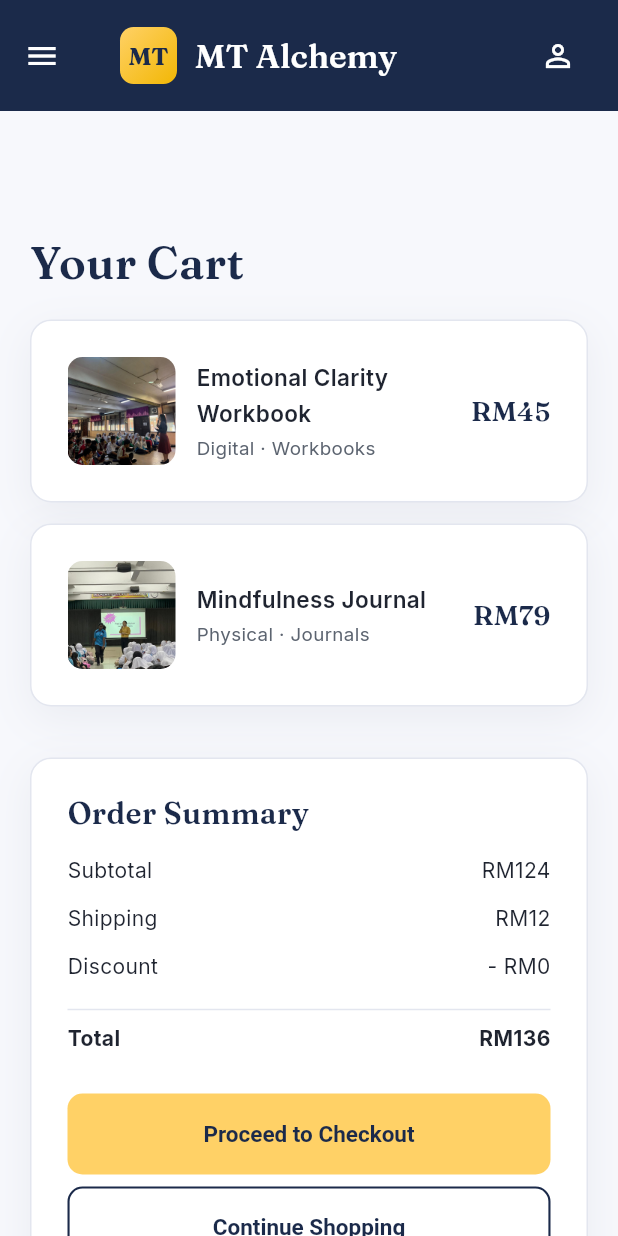
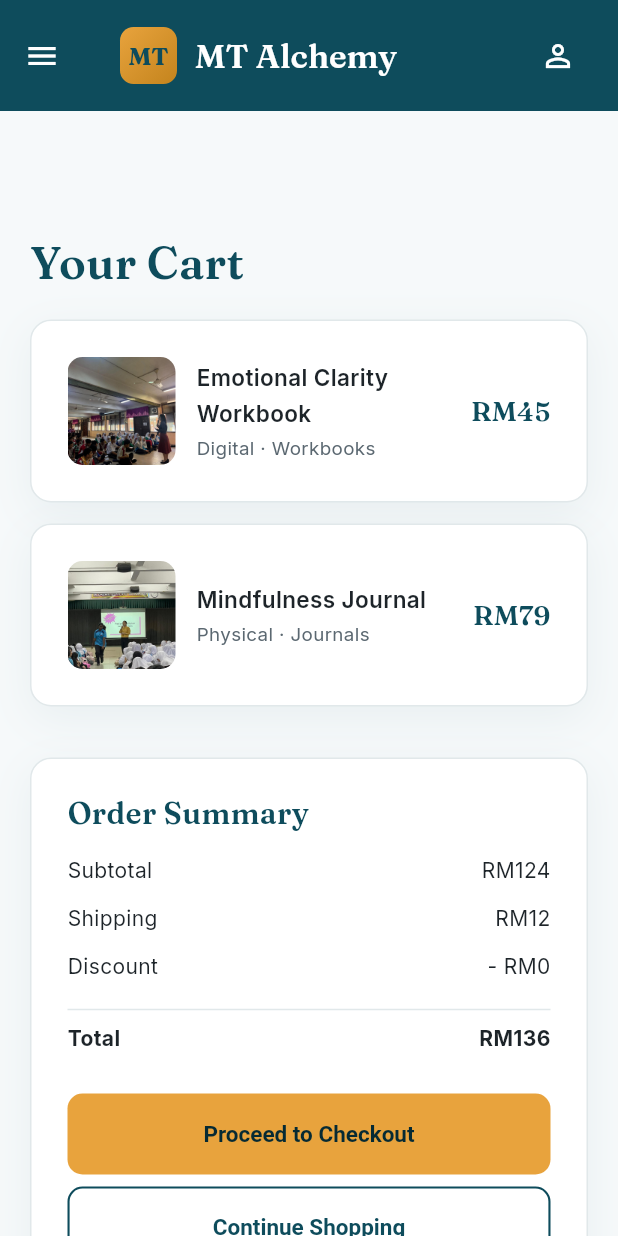
Before and after one commit to Navadeep1172/mt-alchemy-website, a Flutter app: the screen it shows after launch, scrolled down 576 dp, after a tap on "Cart", on a phone screen of 412 x 824 dp. Run offline on Flutter 3.47's test engine with Material 3 defaults, Android fonts, the phone set to English and light mode, and no system bars; our stand-ins replace google_fonts.

Commit message:
Rebrand UI to deep teal + amber, add branded web splash and PWA metadata

```diff
--- a/lib/pages/home.dart
+++ b/lib/pages/home.dart
@@ -38,14 +38,14 @@
       // ---- Capability ticker ----
       Container(
         width: double.infinity,
-        color: Brand.deepBlueDark,
+        color: Brand.tealDark,
         child: Marquee(
           gap: 28,
           separator: Container(
             width: 4,
             height: 4,
             decoration: const BoxDecoration(
-              color: Color(0x66FFD166),
+              color: Color(0x66E8A33D),
               shape: BoxShape.circle,
             ),
           ),
@@ -95,7 +95,7 @@
 
       // ---- Upskilling ----
       Section(
-        color: Brand.lavender,
+        color: Brand.aquaTint,
         child: Column(crossAxisAlignment: CrossAxisAlignment.start, children: [
           Row(
             crossAxisAlignment: CrossAxisAlignment.end,
@@ -123,7 +123,7 @@
           final content = Column(
             crossAxisAlignment: CrossAxisAlignment.start,
             children: [
-              const Eyebrow('Corporate solutions', color: Brand.purple),
+              const Eyebrow('Corporate solutions', color: Brand.aqua),
               const SizedBox(height: 14),
               Text('Develop your people. Strengthen your organization.',
                   style: heading(30)),
@@ -178,12 +178,12 @@
       // ---- Impact + testimonials ----
       Section(
         gradient: const LinearGradient(
-          colors: [Brand.deepBlue, Brand.purple],
+          colors: [Brand.teal, Brand.aqua],
           begin: Alignment.topLeft,
           end: Alignment.bottomRight,
         ),
         child: Column(children: [
-          const Eyebrow('Our impact'),
+          const Eyebrow('Our impact', color: Brand.amber),
           const SizedBox(height: 16),
           AnimatedCount('1,100+', style: heading(64, color: Colors.white)),
           Text('participants impacted across corporate, education, youth, NGO and community work.',
@@ -195,7 +195,7 @@
             children: [
               for (final t in testimonials)
                 HoverLift(
-                  glow: Brand.softYellow,
+                  glow: Brand.amber,
                   cursorClick: false,
                   child: Panel(
                     color: Colors.white.withValues(alpha: 0.08),
@@ -203,13 +203,13 @@
                     child: Column(
                       crossAxisAlignment: CrossAxisAlignment.start,
                       children: [
-                        const Icon(Icons.format_quote, color: Brand.softYellow),
+                        const Icon(Icons.format_quote, color: Brand.amber),
                         const SizedBox(height: 12),
                         Text('“${t.$1}”',
                             style: body(15, color: Colors.white, height: 1.6)),
                         const SizedBox(height: 14),
                         Text('— ${t.$2}',
-                            style: body(13, color: Brand.softYellow)),
+                            style: body(13, color: Brand.amber)),
                       ],
                     ),
                   ),
--- a/lib/theme.dart
+++ b/lib/theme.dart
@@ -1,27 +1,43 @@
 import 'package:flutter/material.dart';
 import 'package:google_fonts/google_fonts.dart';
 
-/// MT Alchemy brand palette.
-/// Visual direction required by the brief: Deep Blue, Soft Yellow and Purple.
+/// MT Alchemy brand palette: deep teal with a warm amber accent.
+/// Teal carries authority and calm (the consultancy voice); amber marks the
+/// moments that need action; luminous aqua is reserved for progress and
+/// secondary detail so the palette never feels busy.
 class Brand {
-  static const deepBlue = Color(0xFF1B2A4A);
-  static const deepBlueDark = Color(0xFF101B31);
-  static const deepBlueLight = Color(0xFF2E4470);
-  static const softYellow = Color(0xFFFFD166);
-  static const softYellowDeep = Color(0xFFF2B705);
-  static const purple = Color(0xFF6C4AB6);
-  static const purpleLight = Color(0xFF9B7EDE);
-  static const lavender = Color(0xFFF4F1FB);
-  static const mist = Color(0xFFF7F8FC);
-  static const ink = Color(0xFF1F2430);
-  static const grey = Color(0xFF5C6470);
-  static const line = Color(0xFFE3E6EF);
+  /// Deepest teal - footers, app bar, app-level ink.
+  static const tealDark = Color(0xFF062A33);
+
+  /// Primary brand colour - headings, primary surfaces.
+  static const teal = Color(0xFF0E4C5C);
+
+  /// Lighter teal for gradients and supporting surfaces.
+  static const tealLight = Color(0xFF1E7585);
+
+  /// Accent amber - calls to action and the alchemy spark.
+  static const amber = Color(0xFFE8A33D);
+
+  /// Deeper amber for hover states.
+  static const amberDeep = Color(0xFFC4841D);
+
+  /// Secondary accent - luminous aqua for progress and detail.
+  static const aqua = Color(0xFF3C9AAB);
+  static const aquaLight = Color(0xFF7FC7D1);
+
+  /// Pale aqua wash for tinted panels.
+  static const aquaTint = Color(0xFFEAF4F6);
+
+  static const mist = Color(0xFFF6F9FA);
+  static const ink = Color(0xFF1D2429);
+  static const grey = Color(0xFF5B6871);
+  static const line = Color(0xFFE1E8EA);
   static const success = Color(0xFF2E9E6B);
 }
 
 /// Headings use a warm serif so the platform feels human-centred, not corporate-cold.
 TextStyle heading(double size,
-        {Color color = Brand.deepBlue,
+        {Color color = Brand.teal,
         FontWeight weight = FontWeight.w600,
         double height = 1.15}) =>
     GoogleFonts.fraunces(
@@ -37,10 +53,10 @@
 
 ThemeData buildTheme() {
   final scheme = ColorScheme.fromSeed(
-    seedColor: Brand.deepBlue,
-    primary: Brand.deepBlue,
-    secondary: Brand.softYellow,
-    tertiary: Brand.purple,
+    seedColor: Brand.teal,
+    primary: Brand.teal,
+    secondary: Brand.amber,
+    tertiary: Brand.aqua,
     surface: Colors.white,
   );
 
@@ -52,9 +68,9 @@
 
   return base.copyWith(
     textTheme: GoogleFonts.interTextTheme(base.textTheme)
-        .apply(bodyColor: Brand.ink, displayColor: Brand.deepBlue),
+        .apply(bodyColor: Brand.ink, displayColor: Brand.teal),
     appBarTheme: const AppBarTheme(
-      backgroundColor: Brand.deepBlue,
+      backgroundColor: Brand.teal,
       foregroundColor: Colors.white,
       elevation: 0,
       centerTitle: false,
@@ -67,12 +83,12 @@
         backgroundColor: WidgetStateProperty.resolveWith((states) {
           if (states.contains(WidgetState.hovered) ||
               states.contains(WidgetState.focused)) {
-            return Brand.softYellowDeep;
+            return Brand.amberDeep;
           }
-          if (states.contains(WidgetState.pressed)) return Brand.softYellow;
-          return Brand.softYellow;
+          if (states.contains(WidgetState.pressed)) return Brand.amber;
+          return Brand.amber;
         }),
-        foregroundColor: const WidgetStatePropertyAll(Brand.deepBlue),
+        foregroundColor: const WidgetStatePropertyAll(Brand.tealDark),
         padding: const WidgetStatePropertyAll(
             EdgeInsets.symmetric(horizontal: 24, vertical: 18)),
         shape: WidgetStatePropertyAll(
@@ -81,7 +97,7 @@
             TextStyle(fontWeight: FontWeight.w700, fontSize: 15)),
         elevation: WidgetStateProperty.resolveWith((states) =>
             states.contains(WidgetState.hovered) ? 2 : 0),
-        shadowColor: const WidgetStatePropertyAll(Color(0x33101B31)),
+        shadowColor: const WidgetStatePropertyAll(Color(0x33062A33)),
       ),
     ),
     outlinedButtonTheme: OutlinedButtonThemeData(
@@ -89,16 +105,16 @@
         animationDuration: const Duration(milliseconds: 200),
         foregroundColor: WidgetStateProperty.resolveWith((states) =>
             states.contains(WidgetState.hovered)
-                ? Brand.purple
-                : Brand.deepBlue),
+                ? Brand.aqua
+                : Brand.teal),
         backgroundColor: WidgetStateProperty.resolveWith((states) =>
             states.contains(WidgetState.hovered)
-                ? Brand.lavender
+                ? Brand.aquaTint
                 : Colors.transparent),
         side: WidgetStateProperty.resolveWith((states) => BorderSide(
             color: states.contains(WidgetState.hovered)
-                ? Brand.purple
-                : Brand.deepBlue,
+                ? Brand.aqua
+                : Brand.teal,
             width: states.contains(WidgetState.hovered) ? 1.8 : 1.4)),
         padding: const WidgetStatePropertyAll(
             EdgeInsets.symmetric(horizontal: 24, vertical: 18)),
@@ -113,14 +129,14 @@
         animationDuration: const Duration(milliseconds: 180),
         foregroundColor: WidgetStateProperty.resolveWith((states) =>
             states.contains(WidgetState.hovered)
-                ? Brand.purple
-                : Brand.deepBlue),
+                ? Brand.aqua
+                : Brand.teal),
         textStyle: const WidgetStatePropertyAll(
             TextStyle(fontWeight: FontWeight.w600, fontSize: 14.5)),
       ),
     ),
     floatingActionButtonTheme: const FloatingActionButtonThemeData(
-      backgroundColor: Brand.purple,
+      backgroundColor: Brand.teal,
       foregroundColor: Colors.white,
       elevation: 3,
       focusElevation: 5,
@@ -139,7 +155,7 @@
           borderSide: const BorderSide(color: Brand.line)),
       focusedBorder: OutlineInputBorder(
           borderRadius: BorderRadius.circular(12),
-          borderSide: const BorderSide(color: Brand.purple, width: 1.8)),
+          borderSide: const BorderSide(color: Brand.aqua, width: 1.8)),
       labelStyle: const TextStyle(color: Brand.grey),
     ),
     cardTheme: CardThemeData(
@@ -152,7 +168,7 @@
     ),
     chipTheme: base.chipTheme.copyWith(
       labelStyle: const TextStyle(
-          color: Brand.deepBlue, fontWeight: FontWeight.w600),
+          color: Brand.teal, fontWeight: FontWeight.w600),
     ),
   );
 }
--- a/lib/widgets.dart
+++ b/lib/widgets.dart
@@ -57,7 +57,7 @@
           ? null
           : FloatingActionButton.extended(
               onPressed: () => go(context, '/cart'),
-              backgroundColor: Brand.purple,
+              backgroundColor: Brand.teal,
               foregroundColor: Colors.white,
               icon: const Icon(Icons.shopping_cart_outlined),
               label: const Text('Cart'),
@@ -121,7 +121,7 @@
               padding: const EdgeInsets.all(24),
               decoration: const BoxDecoration(
                 gradient: LinearGradient(
-                  colors: [Brand.deepBlue, Brand.deepBlueLight],
+                  colors: [Brand.teal, Brand.tealLight],
                   begin: Alignment.topLeft,
                   end: Alignment.bottomRight,
                 ),
@@ -132,7 +132,7 @@
                   crossAxisAlignment: CrossAxisAlignment.start,
                   children: [
                     Text('MT Alchemy',
-                        style: heading(24, color: Brand.softYellow)),
+                        style: heading(24, color: Brand.amber)),
                     const SizedBox(height: 4),
                     Text('People development consultancy',
                         style: body(13, color: Colors.white70)),
@@ -147,7 +147,7 @@
                 child: ListTile(
                   leading: Icon(allRoutes[i].icon,
                       color: route == allRoutes[i].path
-                          ? Brand.purple
+                          ? Brand.aqua
                           : Brand.grey),
                   title: Text(allRoutes[i].label,
                       style: TextStyle(
@@ -155,7 +155,7 @@
                               ? FontWeight.w700
                               : FontWeight.w500)),
                   selected: route == allRoutes[i].path,
-                  selectedTileColor: Brand.lavender,
+                  selectedTileColor: Brand.aquaTint,
                   onTap: () {
                     Navigator.pop(context); // close drawer
                     go(context, allRoutes[i].path);
@@ -165,7 +165,7 @@
             const Divider(),
             ListTile(
               leading:
-                  const Icon(Icons.shopping_cart_outlined, color: Brand.purple),
+                  const Icon(Icons.shopping_cart_outlined, color: Brand.aqua),
               title: const Text('Cart'),
               onTap: () {
                 Navigator.pop(context);
@@ -189,7 +189,7 @@
       height: 38,
       decoration: BoxDecoration(
         gradient: const LinearGradient(
-          colors: [Brand.softYellow, Brand.softYellowDeep],
+          colors: [Brand.amber, Brand.amberDeep],
           begin: Alignment.topLeft,
           end: Alignment.bottomRight,
         ),
@@ -197,7 +197,7 @@
       ),
       alignment: Alignment.center,
       child:
-          Text('MT', style: heading(16, color: Brand.deepBlue, weight: FontWeight.w700)),
+          Text('MT', style: heading(16, color: Brand.teal, weight: FontWeight.w700)),
     );
   }
 }
@@ -225,14 +225,14 @@
       child: TextButton(
         onPressed: widget.onTap,
         style: TextButton.styleFrom(
-          foregroundColor: on ? Brand.softYellow : Colors.white,
+          foregroundColor: on ? Brand.amber : Colors.white,
           padding: const EdgeInsets.symmetric(horizontal: 12, vertical: 20),
         ),
         child: Column(mainAxisSize: MainAxisSize.min, children: [
           Text(
             widget.item.label,
             style: TextStyle(
-              color: on ? Brand.softYellow : Colors.white,
+              color: on ? Brand.amber : Colors.white,
               fontWeight: on ? FontWeight.w700 : FontWeight.w500,
               fontSize: 14.5,
             ),
@@ -244,7 +244,7 @@
             height: 2,
             width: on ? 20 : 0,
             decoration: BoxDecoration(
-              color: Brand.softYellow,
+              color: Brand.amber,
               borderRadius: BorderRadius.circular(2),
             ),
           ),
@@ -265,7 +265,7 @@
           alignment: Alignment.centerLeft,
           child: FractionallySizedBox(
             widthFactor: value.clamp(0.0, 1.0),
-            child: Container(color: Brand.softYellow),
+            child: Container(color: Brand.amber),
           ),
         ),
       );
@@ -361,7 +361,7 @@
         border: Border.all(color: borderColor ?? Brand.line),
         boxShadow: const [
           BoxShadow(
-              color: Color(0x0F1B2A4A), blurRadius: 24, offset: Offset(0, 8)),
+              color: Color(0x0F0E4C5C), blurRadius: 24, offset: Offset(0, 8)),
         ],
       ),
       padding: padding,
@@ -386,7 +386,7 @@
 class Eyebrow extends StatelessWidget {
   final String text;
   final Color color;
-  const Eyebrow(this.text, {super.key, this.color = Brand.softYellowDeep});
+  const Eyebrow(this.text, {super.key, this.color = Brand.teal});
   @override
   Widget build(BuildContext context) => Text(
         text.toUpperCase(),
@@ -425,7 +425,7 @@
       children: [
         Reveal(
           duration: const Duration(milliseconds: 520),
-          child: Eyebrow(eyebrow, color: Brand.softYellow),
+          child: Eyebrow(eyebrow, color: Brand.amber),
         ),
         const SizedBox(height: 18),
         Reveal(
@@ -454,13 +454,13 @@
       vertical: 72,
       reveal: false,
       gradient: const LinearGradient(
-        colors: [Brand.deepBlueDark, Brand.deepBlue],
+        colors: [Brand.tealDark, Brand.teal],
         begin: Alignment.topLeft,
         end: Alignment.bottomRight,
       ),
       backdrop: const AnimatedBackdrop(
         intensity: 0.55,
-        colors: [Brand.purpleLight, Brand.softYellow],
+        colors: [Brand.aquaLight, Brand.amber],
       ),
       child: wide && image != null
           ? Row(
@@ -498,7 +498,7 @@
           image: DecorationImage(image: AssetImage(image), fit: BoxFit.cover),
           boxShadow: const [
             BoxShadow(
-                color: Color(0x40101B31), blurRadius: 34, offset: Offset(0, 16)),
+                color: Color(0x40062A33), blurRadius: 34, offset: Offset(0, 16)),
           ],
         ),
       );
@@ -513,7 +513,7 @@
   const ServiceCard(this.item, {super.key, this.showCta = false});
   @override
   Widget build(BuildContext context) => HoverLift(
-        glow: Brand.purple,
+        glow: Brand.aqua,
         child: Panel(
           child: Column(
             crossAxisAlignment: CrossAxisAlignment.start,
@@ -523,7 +523,7 @@
                 height: 48,
                 decoration: BoxDecoration(
                   gradient: const LinearGradient(
-                    colors: [Brand.purple, Brand.purpleLight],
+                    colors: [Brand.teal, Brand.tealLight],
                     begin: Alignment.topLeft,
                     end: Alignment.bottomRight,
                   ),
@@ -545,7 +545,7 @@
                 ),
                 child: Text('For: ${item.whoFor}',
                     style: body(12,
-                        color: Brand.deepBlue, weight: FontWeight.w600)),
+                        color: Brand.teal, weight: FontWeight.w600)),
               ),
               if (showCta) ...[
                 const SizedBox(height: 16),
@@ -566,7 +566,7 @@
   const CourseCard(this.course, {super.key});
   @override
   Widget build(BuildContext context) => HoverLift(
-        glow: Brand.purple,
+        glow: Brand.aqua,
         child: Panel(
           onTap: () =>
               Navigator.pushNamed(context, '/course', arguments: course),
@@ -589,7 +589,7 @@
                   children: [
                     Text(course.category,
                         style: body(12,
-                            color: Brand.purple, weight: FontWeight.w700)),
+                            color: Brand.aqua, weight: FontWeight.w700)),
                     const SizedBox(height: 6),
                     Text(course.title, style: heading(18), maxLines: 2,
                         overflow: TextOverflow.ellipsis),
@@ -615,10 +615,10 @@
                       mainAxisAlignment: MainAxisAlignment.spaceBetween,
                       children: [
                         Text('RM${course.price.toStringAsFixed(0)}',
-                            style: heading(18, color: Brand.deepBlue)),
+                            style: heading(18, color: Brand.teal)),
                         Row(children: [
                           const Icon(Icons.star,
-                              size: 16, color: Brand.softYellowDeep),
+                              size: 16, color: Brand.amberDeep),
                           const SizedBox(width: 4),
                           Text(course.rating.toStringAsFixed(1), style: body(13)),
                         ]),
@@ -638,7 +638,7 @@
   const ProductCard(this.product, {super.key});
   @override
   Widget build(BuildContext context) => HoverLift(
-        glow: Brand.deepBlueLight,
+        glow: Brand.tealLight,
         child: Panel(
           onTap: () =>
               Navigator.pushNamed(context, '/product', arguments: product),
@@ -663,13 +663,16 @@
                         const EdgeInsets.symmetric(horizontal: 9, vertical: 5),
                     decoration: BoxDecoration(
                       color: product.type == 'Digital'
-                          ? Brand.purple
-                          : Brand.deepBlue,
+                          ? Brand.aqua
+                          : Brand.teal,
                       borderRadius: BorderRadius.circular(6),
                     ),
                     child: Text(product.type,
                         style: body(11,
-                            color: Colors.white, weight: FontWeight.w700)),
+                            color: product.type == 'Digital'
+                                ? Brand.tealDark
+                                : Colors.white,
+                            weight: FontWeight.w700)),
                   ),
                 ),
               ]),
@@ -690,7 +693,7 @@
                         maxLines: 2, overflow: TextOverflow.ellipsis),
                     const SizedBox(height: 14),
                     Text('RM${product.price.toStringAsFixed(0)}',
-                        style: heading(18, color: Brand.deepBlue)),
+                        style: heading(18, color: Brand.teal)),
                   ],
                 ),
               ),
@@ -705,7 +708,7 @@
   const StoryCard(this.story, {super.key});
   @override
   Widget build(BuildContext context) => HoverLift(
-        glow: Brand.softYellowDeep,
+        glow: Brand.amberDeep,
         child: Panel(
           padding: EdgeInsets.zero,
           child: Column(
@@ -729,11 +732,11 @@
                         padding: const EdgeInsets.symmetric(
                             horizontal: 9, vertical: 4),
                         decoration: BoxDecoration(
-                            color: Brand.softYellow,
+                            color: Brand.amber,
                             borderRadius: BorderRadius.circular(6)),
                         child: Text(story.clientType,
                             style: body(11,
-                                color: Brand.deepBlue,
+                                color: Brand.tealDark,
                                 weight: FontWeight.w700)),
                       ),
                       const SizedBox(width: 8),
@@ -839,13 +842,13 @@
   Widget build(BuildContext context) => Section(
         reveal: false,
         gradient: const LinearGradient(
-          colors: [Brand.deepBlueDark, Brand.deepBlue],
+          colors: [Brand.tealDark, Brand.teal],
           begin: Alignment.centerLeft,
           end: Alignment.centerRight,
         ),
         backdrop: const AnimatedBackdrop(
           intensity: 0.55,
-          colors: [Brand.purpleLight, Brand.softYellow],
+          colors: [Brand.aquaLight, Brand.amber],
         ),
         child: Column(children: [
           Reveal(
@@ -871,13 +874,13 @@
   const StatTile(this.value, this.label, {super.key});
   @override
   Widget build(BuildContext context) => HoverLift(
-        glow: Brand.softYellow,
+        glow: Brand.amber,
         cursorClick: false,
         child: Panel(
           color: Colors.white.withValues(alpha: 0.06),
           borderColor: Colors.white24,
           child: Column(children: [
-            AnimatedCount(value, style: heading(34, color: Brand.softYellow)),
+            AnimatedCount(value, style: heading(34, color: Brand.amber)),
             const SizedBox(height: 6),
             Text(label,
                 textAlign: TextAlign.center,
@@ -932,9 +935,9 @@
               height: 2,
               decoration: const BoxDecoration(
                 gradient: LinearGradient(colors: [
-                  Brand.purple,
-                  Brand.softYellowDeep,
-                  Brand.purpleLight,
+                  Brand.aqua,
+                  Brand.amberDeep,
+                  Brand.aquaLight,
                 ]),
               ),
             ),
@@ -959,7 +962,7 @@
   const _JourneyStep({required this.index, required this.step});
   @override
   Widget build(BuildContext context) => HoverLift(
-        glow: Brand.purple,
+        glow: Brand.aqua,
         cursorClick: false,
         child: Panel(
           child: Column(crossAxisAlignment: CrossAxisAlignment.start, children: [
@@ -969,7 +972,7 @@
                 height: 44,
                 decoration: const BoxDecoration(
                   gradient: LinearGradient(
-                      colors: [Brand.purple, Brand.purpleLight],
+                      colors: [Brand.teal, Brand.tealLight],
                       begin: Alignment.topLeft,
                       end: Alignment.bottomRight),
                   shape: BoxShape.circle,
@@ -979,7 +982,7 @@
               ),
               const SizedBox(width: 12),
               Text('0$index',
-                  style: heading(26, color: Brand.softYellowDeep)),
+                  style: heading(26, color: Brand.amberDeep)),
             ]),
             const SizedBox(height: 14),
             Text(step.$1, style: heading(18)),
@@ -995,11 +998,11 @@
   @override
   Widget build(BuildContext context) => Container(
         width: double.infinity,
-        color: Brand.deepBlueDark,
+        color: Brand.tealDark,
         child: Column(children: [
           Container(
             height: 2,
-            color: Brand.purple,
+            color: Brand.aqua,
           ),
           Padding(
             padding: const EdgeInsets.symmetric(vertical: 48, horizontal: 20),
@@ -1010,7 +1013,7 @@
                   trigger: RevealTrigger.scroll,
                   child: Column(children: [
                     Text('MT Alchemy',
-                        style: heading(26, color: Brand.softYellow)),
+                        style: heading(26, color: Brand.amber)),
                     const SizedBox(height: 8),
                     Text(
                         'Elevate your value: master human intelligence in a rapidly evolving AI-driven world.',
```
Also changed, not shown: lib/motion.dart (+6 -6 lines), lib/pages/auth.dart (+5 -5 lines), lib/pages/dashboards.dart (+24 -24 lines), lib/pages/learning.dart (+24 -24 lines), lib/pages/public.dart (+19 -19 lines), lib/pages/store.dart (+12 -12 lines), 3 other files.
